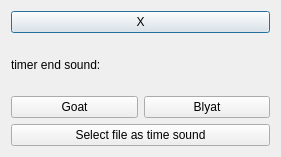
Above: QStopwatch/forms/settings.ui from baraa-almasri/Qt before the change. Below: the same form after it.
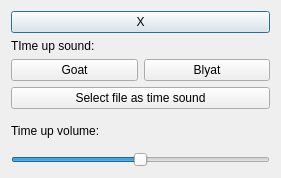
That is the form after the change.

Commit message: added volume slider

```diff
--- a/QStopwatch/forms/settings.ui
+++ b/QStopwatch/forms/settings.ui
@@ -7,7 +7,7 @@
     <x>0</x>
     <y>0</y>
     <width>281</width>
-    <height>157</height>
+    <height>178</height>
    </rect>
   </property>
   <property name="windowTitle">
@@ -21,12 +21,19 @@
      </property>
     </widget>
    </item>
+   <item row="2" column="0">
+    <widget class="QLabel" name="label_2">
+     <property name="text">
+      <string>Time up volume:</string>
+     </property>
+    </widget>
+   </item>
    <item row="1" column="0">
     <layout class="QVBoxLayout" name="verticalLayout">
      <item>
       <widget class="QLabel" name="label">
        <property name="text">
-        <string>timer end sound:</string>
+        <string>TIme up sound:</string>
        </property>
       </widget>
      </item>
@@ -57,6 +64,19 @@
      </item>
     </layout>
    </item>
+   <item row="3" column="0">
+    <widget class="QSlider" name="volumeSlider">
+     <property name="maximum">
+      <number>100</number>
+     </property>
+     <property name="value">
+      <number>50</number>
+     </property>
+     <property name="orientation">
+      <enum>Qt::Horizontal</enum>
+     </property>
+    </widget>
+   </item>
   </layout>
  </widget>
  <resources/>
```
The commit also changes 7 other files.
